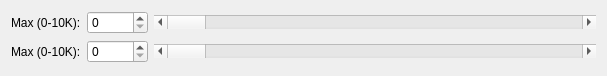
SurKM9/PolygonTest, file sbxperiment.ui: the form before one commit.
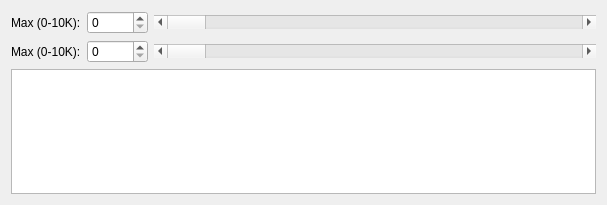
The form after the commit.

Commit message: added TableWidget to reproduce scrolling bug

Patch:
```diff
--- a/sbxperiment.ui
+++ b/sbxperiment.ui
@@ -7,7 +7,7 @@
     <x>0</x>
     <y>0</y>
     <width>607</width>
-    <height>76</height>
+    <height>205</height>
    </rect>
   </property>
   <property name="windowTitle">
@@ -64,6 +64,9 @@
      </item>
     </layout>
    </item>
+   <item row="2" column="0" colspan="2">
+    <widget class="QTableWidget" name="tableWidget"/>
+   </item>
   </layout>
  </widget>
  <resources/>
```
The commit also changes 3 other files.
